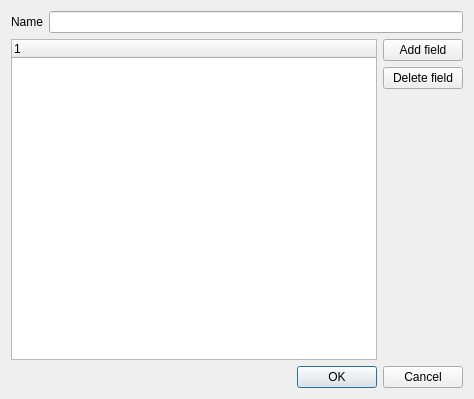
This is DlgCreateTable.ui in wonder-sk/postgis_manager as Qt 5 draws it before an edit. The edited form follows.
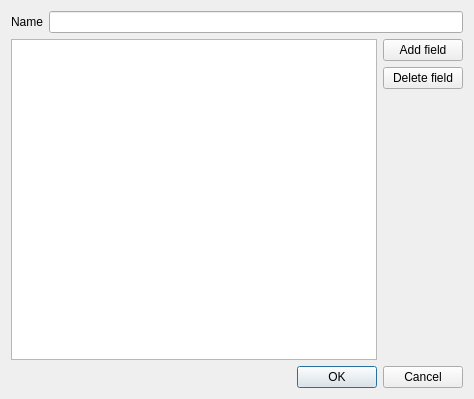
This is the edited form.

Commit message: - data loading mostly functional - manager tree model got correct - some gui functionality in create table dialog

```diff
--- a/DlgCreateTable.ui
+++ b/DlgCreateTable.ui
@@ -27,15 +27,6 @@
      </item>
     </layout>
    </item>
-   <item row="1" column="0" >
-    <widget class="QTreeWidget" name="fields" >
-     <column>
-      <property name="text" >
-       <string>1</string>
-      </property>
-     </column>
-    </widget>
-   </item>
    <item row="1" column="1" >
     <layout class="QVBoxLayout" >
      <item>
@@ -77,6 +68,13 @@
      </property>
     </widget>
    </item>
+   <item row="1" column="0" >
+    <widget class="QTreeView" name="fields" >
+     <property name="rootIsDecorated" >
+      <bool>false</bool>
+     </property>
+    </widget>
+   </item>
   </layout>
  </widget>
  <resources/>
```
The commit also changes 4 other files.
